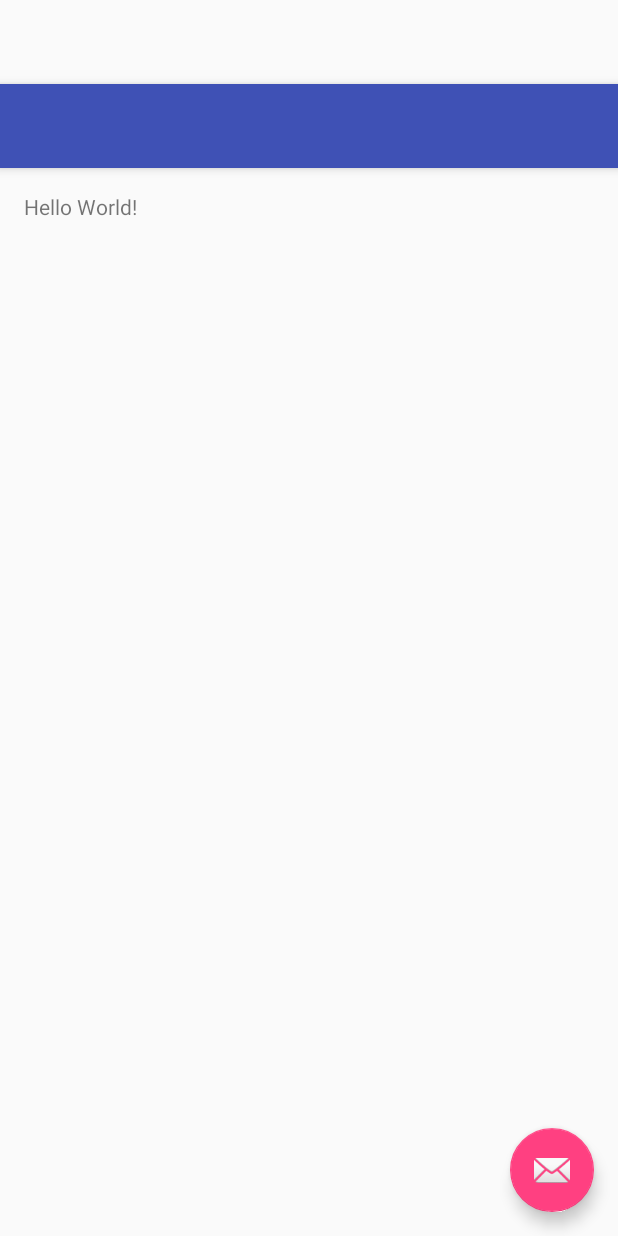
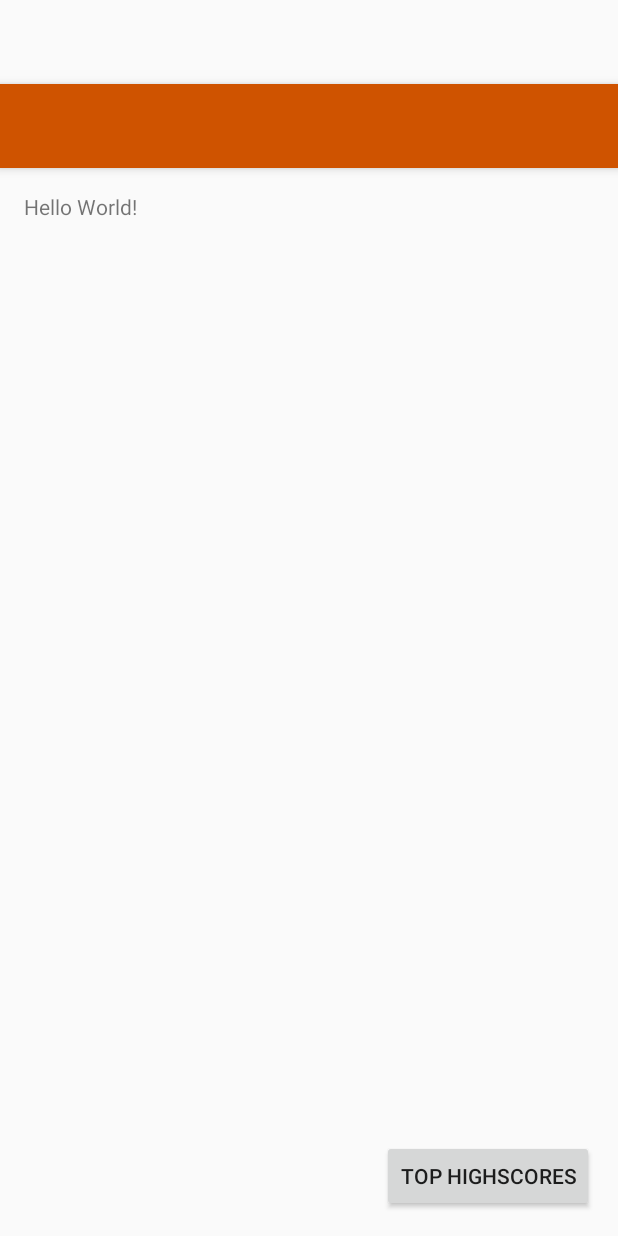
Before and after one commit to NineBits/UTrivia, an Android app: the layout activity_home_page.xml on its own in the app's theme, with its tools: preview values and no code run, on a phone screen of 412 x 824 dp. Run offline under Robolectric (Android 15) with nearby library versions, the phone set to English and light mode, and no system bars.

Commit message:
Adding TopHighScores page

```diff
--- a/app/src/main/res/layout/activity_home_page.xml
+++ b/app/src/main/res/layout/activity_home_page.xml
@@ -23,12 +23,14 @@
 
     <include layout="@layout/content_home_page" />
 
-    <android.support.design.widget.FloatingActionButton
+    <Button
         android:id="@+id/fab"
         android:layout_width="wrap_content"
         android:layout_height="wrap_content"
         android:layout_gravity="bottom|end"
         android:layout_margin="@dimen/fab_margin"
-        android:src="@android:drawable/ic_dialog_email" />
+        android:text= "@string/top_scores"
+        android:onClick="toHighscores"/>
+
 
 </android.support.design.widget.CoordinatorLayout>
--- a/app/src/main/res/values/colors.xml
+++ b/app/src/main/res/values/colors.xml
@@ -1,6 +1,6 @@
 <?xml version="1.0" encoding="utf-8"?>
 <resources>
-    <color name="colorPrimary">#3F51B5</color>
-    <color name="colorPrimaryDark">#303F9F</color>
+    <color name="colorPrimary">#CF5300</color>
+    <color name="burntOrange">#CF5300</color>
     <color name="colorAccent">#FF4081</color>
 </resources>
--- a/app/src/main/res/values/strings.xml
+++ b/app/src/main/res/values/strings.xml
@@ -1,4 +1,6 @@
 <resources>
     <string name="app_name">UTrivia</string>
     <string name="action_settings">Settings</string>
+    <string name="top_scores">Top HighScores</string>
+    <string name="back">Back</string>
 </resources>
--- a/app/src/main/res/values/styles.xml
+++ b/app/src/main/res/values/styles.xml
@@ -3,9 +3,9 @@
     <!-- Base application theme. -->
     <style name="AppTheme" parent="Theme.AppCompat.Light.DarkActionBar">
         <!-- Customize your theme here. -->
-        <item name="colorPrimary">@color/colorPrimary</item>
-        <item name="colorPrimaryDark">@color/colorPrimaryDark</item>
-        <item name="colorAccent">@color/colorAccent</item>
+        <item name="colorPrimary">@color/burntOrange</item>
+        <item name="colorPrimaryDark">@color/burntOrange</item>
+        <item name="colorAccent">@color/burntOrange</item>
     </style>
 
     <style name="AppTheme.NoActionBar">
```
Also changed, not shown: app/src/main/AndroidManifest.xml (+7 -0 lines), app/src/main/java/cs371m/utrivia/HomePage.java (+6 -9 lines), app/src/main/java/cs371m/utrivia/TopHighscores.java (added, +29 -0 lines), app/src/main/res/layout/top_highscores_layout.xml (added, +29 -0 lines), 1 other file.
